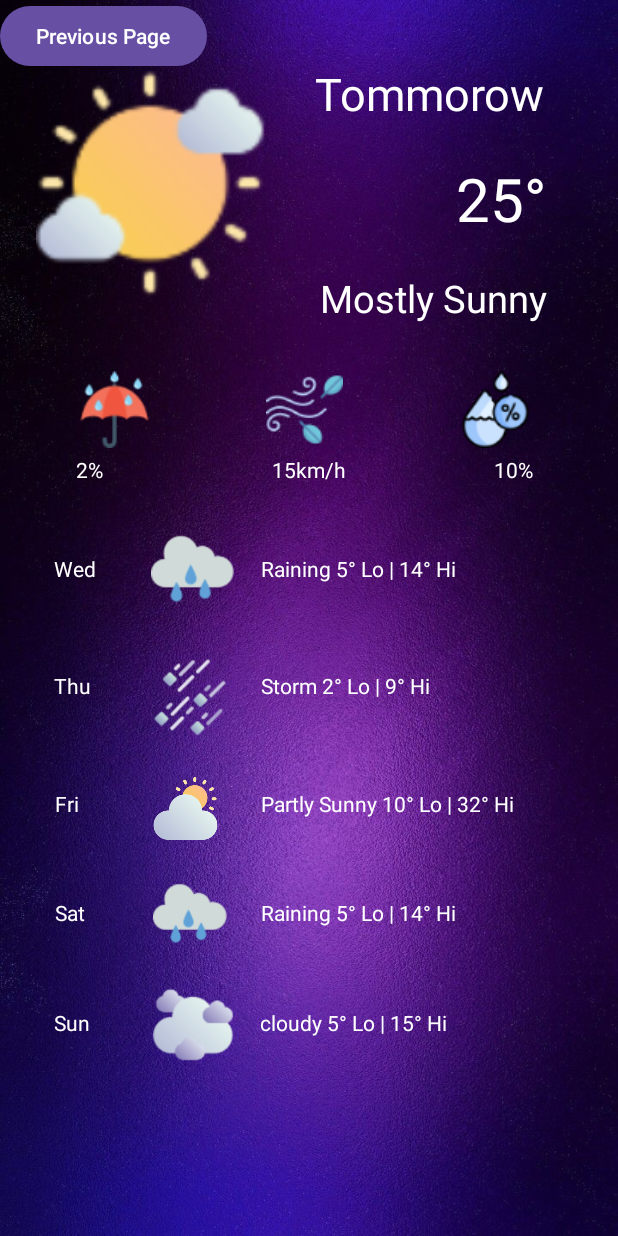
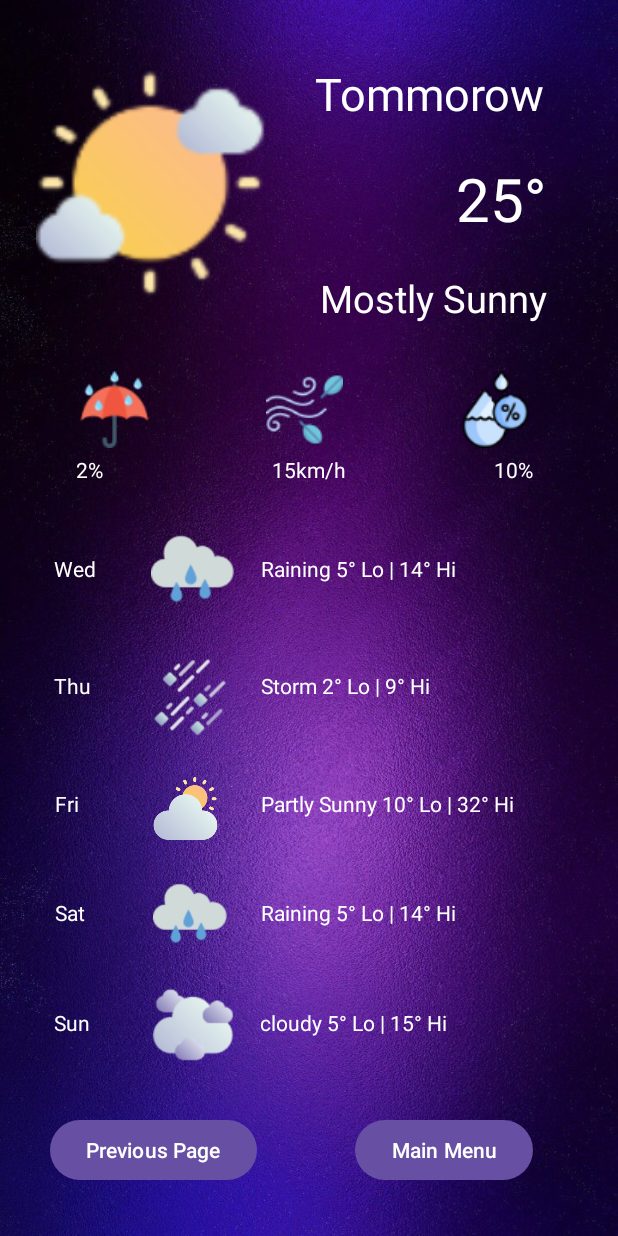
Before and after one commit to TristanAshMills/Practicum_TristanMills_ST10439502, an Android app: the Page3 screen opened directly, with no data from a screen before it, on a phone screen of 412 x 824 dp. Run offline under Robolectric (Android 15) with nearby library versions, the phone set to English and light mode, and no system bars.

Commit message:
Finished Project

```diff
--- a/app/src/main/java/com/example/practicum_tristanmills/Page3.kt
+++ b/app/src/main/java/com/example/practicum_tristanmills/Page3.kt
@@ -1,5 +1,6 @@
 package com.example.practicum_tristanmills
 
+import android.content.Intent
 import androidx.appcompat.app.AppCompatActivity
 import android.os.Bundle
 import android.widget.Button
@@ -8,10 +9,17 @@ class Page3 : AppCompatActivity() {
     override fun onCreate(savedInstanceState: Bundle?) {
         super.onCreate(savedInstanceState)
         setContentView(R.layout.activity_page3)
-        val backButton = findViewById<Button>(R.id.Back)
+        val GobackButton = findViewById<Button>(R.id.Back2)
 
-        backButton.setOnClickListener {
-            finish() // This will close the current activity and return to the previous one
+        GobackButton.setOnClickListener {
+            val intent = Intent (this, Page2 ::class.java)
+            startActivity(intent)
+        }
+        val MainMenuButton = findViewById<Button>(R.id.MainMenu2)
+
+        MainMenuButton.setOnClickListener {
+            val intent = Intent (this, MainActivity ::class.java)
+            startActivity(intent)
         }
     }
 
--- a/app/src/main/res/layout/activity_page3.xml
+++ b/app/src/main/res/layout/activity_page3.xml
@@ -237,12 +237,16 @@
         app:srcCompat="@drawable/cloudy_sunny" />
 
     <Button
-        android:id="@+id/button2"
+        android:id="@+id/Back2"
         android:layout_width="wrap_content"
         android:layout_height="wrap_content"
         android:text="@string/Back"
-        tools:layout_editor_absoluteX="33dp"
-        tools:layout_editor_absoluteY="667dp" />
+        app:layout_constraintBottom_toBottomOf="parent"
+        app:layout_constraintEnd_toEndOf="parent"
+        app:layout_constraintHorizontal_bias="0.121"
+        app:layout_constraintStart_toStartOf="parent"
+        app:layout_constraintTop_toTopOf="parent"
+        app:layout_constraintVertical_bias="0.957" />
 
     <ImageView
         android:id="@+id/imageView13"
@@ -333,4 +337,16 @@
         app:layout_constraintTop_toTopOf="parent"
         app:layout_constraintVertical_bias="0.556" />
 
+    <Button
+        android:id="@+id/MainMenu2"
+        android:layout_width="wrap_content"
+        android:layout_height="wrap_content"
+        android:text="@string/MainMenu"
+        app:layout_constraintBottom_toBottomOf="parent"
+        app:layout_constraintEnd_toEndOf="parent"
+        app:layout_constraintHorizontal_bias="0.807"
+        app:layout_constraintStart_toStartOf="parent"
+        app:layout_constraintTop_toTopOf="parent"
+        app:layout_constraintVertical_bias="0.957" />
+
 </androidx.constraintlayout.widget.ConstraintLayout>
```
Also changed, not shown: app/src/main/java/com/example/practicum_tristanmills/Page2.kt (+5 -3 lines).
